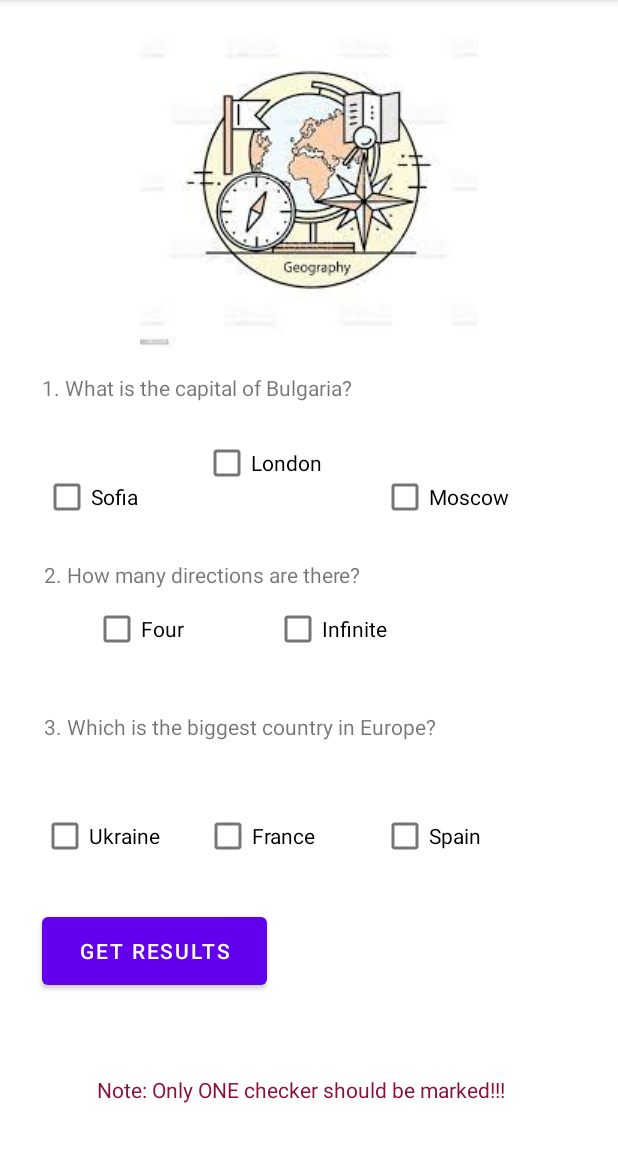
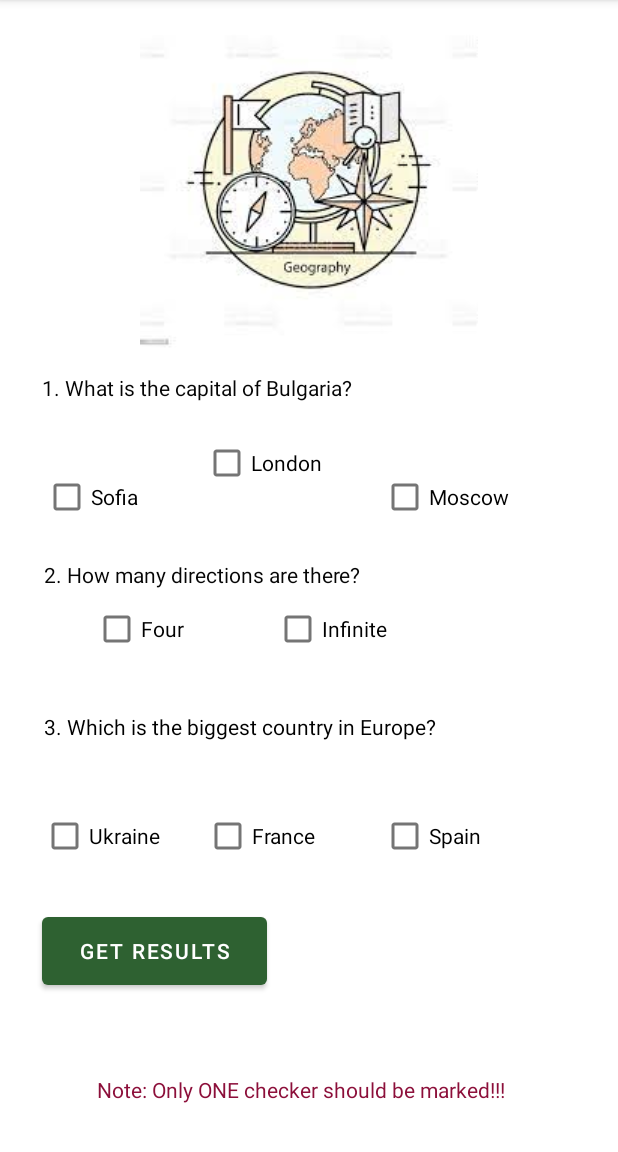
Before and after one commit to ViktorGrigorov2910/QuickQuizz, an Android app: the GeographyScreen screen opened directly, with no data from a screen before it, on a phone screen of 412 x 824 dp, the part 84-1236 px from its top. Run offline under Robolectric (Android 15) with nearby library versions, the phone set to English and light mode, and no system bars.

Commit message:
Small refactor changes all classes

```diff
--- a/app/src/main/res/layout/activity_geography_screen.xml
+++ b/app/src/main/res/layout/activity_geography_screen.xml
@@ -75,14 +75,16 @@
             android:layout_height="52dp" android:id="@+id/geography_question_1"
             app:layout_constraintEnd_toEndOf="parent" app:layout_constraintStart_toStartOf="parent"
             app:layout_constraintHorizontal_bias="0.314" app:layout_constraintTop_toTopOf="parent"
-            app:layout_constraintBottom_toBottomOf="parent" app:layout_constraintVertical_bias="0.347"/>
+            app:layout_constraintBottom_toBottomOf="parent" app:layout_constraintVertical_bias="0.347"
+            android:textColor="#050505"/>
     <TextView
             android:text="2. How many directions are there?"
             android:layout_width="310dp"
             android:layout_height="52dp" android:id="@+id/geography_question_2"
             app:layout_constraintEnd_toEndOf="parent" app:layout_constraintStart_toStartOf="parent"
             app:layout_constraintHorizontal_bias="0.287" app:layout_constraintTop_toTopOf="parent"
-            app:layout_constraintBottom_toBottomOf="parent" app:layout_constraintVertical_bias="0.521"/>
+            app:layout_constraintBottom_toBottomOf="parent" app:layout_constraintVertical_bias="0.521"
+            android:textColor="#050505"/>
     <TextView
             android:text="3. Which is the biggest country in Europe?"
             android:layout_width="320dp"
@@ -91,7 +93,8 @@
             app:layout_constraintTop_toBottomOf="@+id/geography_question_2"
             app:layout_constraintBottom_toBottomOf="parent" app:layout_constraintStart_toStartOf="parent"
             app:layout_constraintEnd_toEndOf="parent"
-            app:layout_constraintVertical_bias="0.125" app:layout_constraintHorizontal_bias="0.318"/>
+            app:layout_constraintVertical_bias="0.125" app:layout_constraintHorizontal_bias="0.318"
+            android:textColor="#000000"/>
     <CheckBox
             android:text="Sofia"
             android:layout_width="wrap_content"
@@ -107,7 +110,7 @@
             app:layout_constraintTop_toBottomOf="@+id/question_3_A_geo"
             app:layout_constraintBottom_toBottomOf="parent" app:layout_constraintStart_toStartOf="parent"
             android:layout_marginLeft="28dp" android:layout_marginStart="28dp"
-            app:layout_constraintVertical_bias="0.187"/>
+            app:layout_constraintVertical_bias="0.187" app:backgroundTint="#2E6131"/>
     <TextView
             android:layout_width="143dp"
             android:layout_height="55dp" android:id="@+id/result_geography"
--- a/app/src/main/res/layout/activity_math_screen.xml
+++ b/app/src/main/res/layout/activity_math_screen.xml
@@ -202,7 +202,8 @@
             app:layout_constraintStart_toStartOf="parent" app:layout_constraintEnd_toEndOf="parent"
             app:layout_constraintTop_toTopOf="parent" app:layout_constraintBottom_toBottomOf="parent"
             app:layout_constraintHorizontal_bias="0.063" app:layout_constraintVertical_bias="0.837"
-            app:backgroundTint="#4E8888"/>
+            app:backgroundTint="#673AB7" android:textColorHighlight="#9C27B0" app:rippleColor="#E5DFE6"
+            android:textColorLink="#5B2BB1"/>
     <TextView
             android:layout_width="172dp"
             android:layout_height="65dp"
```
Also changed, not shown: app/src/main/res/layout/activity_crypto_screen.xml (+5 -4 lines).
